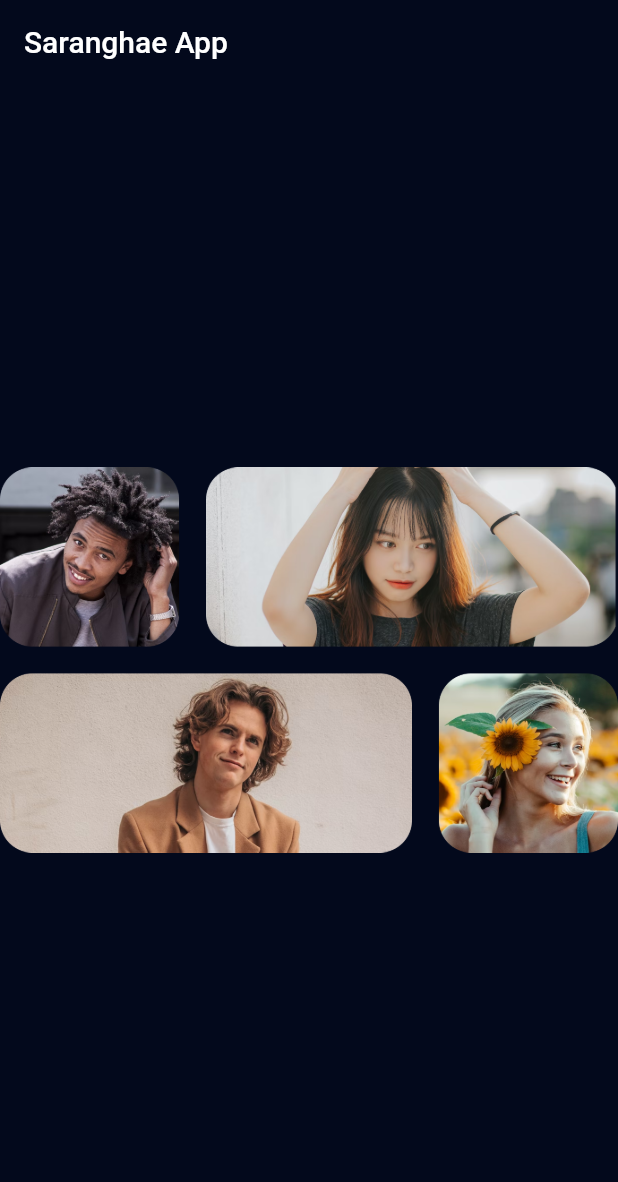
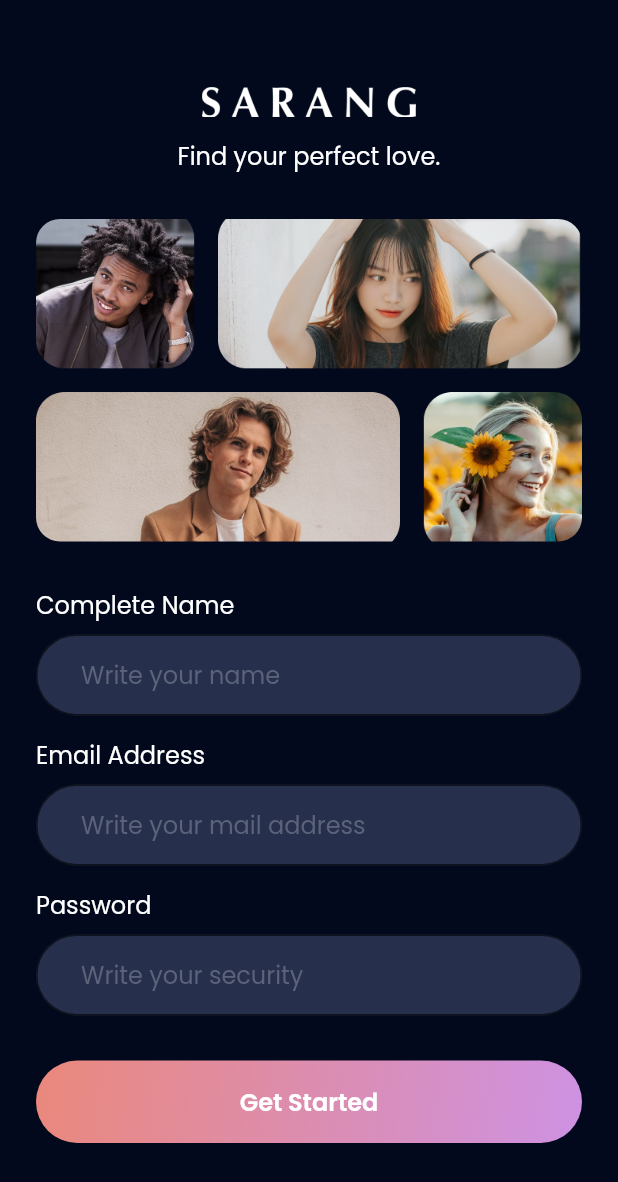
Before and after one commit to asrafilll/flutter-find-mate-app, a Flutter app: the screen it shows after launch, on a phone screen of 412 x 824 dp. Shown: the top 1182 px of the screen. Run offline on Flutter 3.47's test engine with Material 2 defaults, Android fonts, the phone set to English and light mode, and no system bars; our stand-ins replace google_fonts.

Commit message:
All Sign Up page done

```diff
--- a/lib/src/app.dart
+++ b/lib/src/app.dart
@@ -1,5 +1,7 @@
 import 'package:flutter/material.dart';
-import 'package:flutter_saranghae/src/theme_manager/asset_manager.dart';
+import 'package:flutter_saranghae/src/features/authentication/presentation/sign_up_age_job_screen.dart';
+import 'package:flutter_saranghae/src/features/authentication/presentation/sign_up_screen.dart';
+import 'package:flutter_saranghae/src/features/authentication/presentation/sign_up_upload_photo_screen.dart';
 import 'package:flutter_saranghae/src/theme_manager/theme_data_manager.dart';
 
 class AppScreen extends StatelessWidget {
@@ -10,16 +12,15 @@
   @override
   Widget build(BuildContext context) {
     return MaterialApp(
-      title: 'Flutter Demo',
+      debugShowCheckedModeBanner: false,
       theme: getApplicationThemeData(),
-      home: Scaffold(
-        appBar: AppBar(
-          title: const Text("Saranghae App"),
-        ),
-        body: Center(
-          child: Image.asset(AssetManager.heroImg),
-        ),
-      ),
+      initialRoute: SignUpScreen.routeName,
+      routes: {
+        SignUpScreen.routeName: (context) => const SignUpScreen(),
+        SignUpAgeJobScreen.routeName: (context) => const SignUpAgeJobScreen(),
+        SignUpUploadPhotoScreen.routeName: (context) =>
+            const SignUpUploadPhotoScreen(),
+      },
     );
   }
 }
--- /dev/null
+++ b/lib/src/common_widgets/banner_widget.dart
@@ -0,0 +1,19 @@
+import 'package:flutter/material.dart';
+import 'package:flutter_saranghae/src/common_widgets/hero_widget.dart';
+import 'package:flutter_saranghae/src/common_widgets/logo_and_tagline_widget.dart';
+
+class BannerWidget extends StatelessWidget {
+  const BannerWidget({super.key});
+
+  @override
+  Widget build(BuildContext context) {
+    return Column(
+      children: const [
+        LogoAndTaglineWidget(),
+        SizedBox(height: 30),
+        HeroWidget(),
+        SizedBox(height: 30),
+      ],
+    );
+  }
+}
--- /dev/null
+++ b/lib/src/common_widgets/custom_button_widget.dart
@@ -0,0 +1,46 @@
+import 'package:flutter/material.dart';
+import 'package:flutter_saranghae/src/theme_manager/font_manager.dart';
+import 'package:flutter_saranghae/src/theme_manager/textstyle_manager.dart';
+import 'package:flutter_saranghae/src/theme_manager/values_manager.dart';
+
+class CustomButtonWidget extends StatelessWidget {
+  const CustomButtonWidget({
+    super.key,
+    required this.title,
+    required this.onPressed,
+  });
+
+  final String title;
+  final Function()? onPressed;
+  @override
+  Widget build(BuildContext context) {
+    return InkWell(
+      onTap: onPressed,
+      child: Container(
+        alignment: Alignment.center,
+        width: double.infinity,
+        height: AppSize.s55,
+        decoration: BoxDecoration(
+          gradient: const LinearGradient(
+            colors: [
+              Color(0XFFEA887B),
+              Color(0XFFCE92E3),
+            ],
+            begin: Alignment.topLeft,
+            end: Alignment.bottomRight,
+          ),
+          borderRadius: BorderRadius.circular(
+            AppSize.s50,
+          ),
+        ),
+        child: Text(
+          title,
+          style: getWhiteTextStyle(
+            fontSize: AppSize.s16,
+            fontWeight: FontWeightManager.semiBold,
+          ),
+        ),
+      ),
+    );
+  }
+}
--- /dev/null
+++ b/lib/src/common_widgets/custom_text_field.dart
@@ -0,0 +1,54 @@
+import 'package:flutter/material.dart';
+import 'package:flutter_saranghae/src/theme_manager/color_manager.dart';
+import 'package:flutter_saranghae/src/theme_manager/textstyle_manager.dart';
+import 'package:flutter_saranghae/src/theme_manager/values_manager.dart';
+
+class CustomTextFieldWidget extends StatelessWidget {
+  const CustomTextFieldWidget({
+    super.key,
+    required this.labelName,
+    required this.hintText,
+    required this.controller,
+    this.isObscure = false,
+  });
+
+  final String labelName;
+  final String hintText;
+  final bool isObscure;
+  final TextEditingController controller;
+  @override
+  Widget build(BuildContext context) {
+    return Column(
+      crossAxisAlignment: CrossAxisAlignment.start,
+      children: [
+        Text(
+          labelName,
+          style: getWhiteTextStyle(),
+        ),
+        const SizedBox(height: AppSize.s8),
+        TextField(
+          controller: controller,
+          obscureText: isObscure,
+          decoration: InputDecoration(
+            contentPadding: const EdgeInsets.symmetric(
+              vertical: AppPadding.p15,
+              horizontal: AppPadding.p30,
+            ),
+            filled: true,
+            hintText: hintText,
+            hintStyle: getBlackTextStyle(),
+            fillColor: ColorManager.secondaryColor,
+            border: OutlineInputBorder(
+              borderRadius: BorderRadius.circular(
+                AppSize.s50,
+              ),
+            ),
+          ),
+        ),
+        const SizedBox(
+          height: AppSize.s14,
+        ),
+      ],
+    );
+  }
+}
--- /dev/null
+++ b/lib/src/common_widgets/hero_widget.dart
@@ -0,0 +1,22 @@
+import 'package:flutter/material.dart';
+import 'package:flutter_saranghae/src/theme_manager/asset_manager.dart';
+
+class HeroWidget extends StatelessWidget {
+  const HeroWidget({super.key});
+
+  @override
+  Widget build(BuildContext context) {
+    return Container(
+      width: double.infinity,
+      height: 215.0,
+      decoration: BoxDecoration(
+        borderRadius: BorderRadius.circular(16),
+        image: const DecorationImage(
+            image: AssetImage(
+              AssetManager.heroImg,
+            ),
+            fit: BoxFit.cover),
+      ),
+    );
+  }
+}
--- /dev/null
+++ b/lib/src/common_widgets/logo_and_tagline_widget.dart
@@ -0,0 +1,24 @@
+import 'package:flutter/material.dart';
+import 'package:flutter_saranghae/src/common_widgets/logo_widget.dart';
+import 'package:flutter_saranghae/src/theme_manager/textstyle_manager.dart';
+import 'package:flutter_saranghae/src/theme_manager/values_manager.dart';
+
+class LogoAndTaglineWidget extends StatelessWidget {
+  const LogoAndTaglineWidget({super.key});
+
+  @override
+  Widget build(BuildContext context) {
+    return Column(
+      children: [
+        const LogoWidget(),
+        const SizedBox(
+          height: AppSize.s6,
+        ),
+        Text(
+          'Find your perfect love.',
+          style: getWhiteTextStyle(),
+        )
+      ],
+    );
+  }
+}
--- /dev/null
+++ b/lib/src/common_widgets/logo_widget.dart
@@ -0,0 +1,22 @@
+import 'package:flutter/material.dart';
+import 'package:flutter_saranghae/src/theme_manager/asset_manager.dart';
+import 'package:flutter_saranghae/src/theme_manager/values_manager.dart';
+
+class LogoWidget extends StatelessWidget {
+  const LogoWidget({super.key});
+
+  @override
+  Widget build(BuildContext context) {
+    return Container(
+      width: 143.0,
+      height: AppSize.s36,
+      decoration: const BoxDecoration(
+        image: DecorationImage(
+          image: AssetImage(
+            AssetManager.logoImg,
+          ),
+        ),
+      ),
+    );
+  }
+}
--- /dev/null
+++ b/lib/src/features/authentication/presentation/sign_up_screen.dart
@@ -0,0 +1,80 @@
+import 'package:flutter/material.dart';
+import 'package:flutter_saranghae/src/common_widgets/banner_widget.dart';
+import 'package:flutter_saranghae/src/common_widgets/custom_button_widget.dart';
+import 'package:flutter_saranghae/src/common_widgets/custom_text_button_widget.dart';
+import 'package:flutter_saranghae/src/common_widgets/custom_text_field.dart';
+import 'package:flutter_saranghae/src/features/authentication/presentation/sign_up_age_job_screen.dart';
+import 'package:flutter_saranghae/src/theme_manager/values_manager.dart';
+
+class SignUpScreen extends StatefulWidget {
+  const SignUpScreen({super.key});
+
+  static const String routeName = '/sign-up';
+
+  @override
+  State<SignUpScreen> createState() => _SignUpScreenState();
+}
+
+class _SignUpScreenState extends State<SignUpScreen> {
+  final nameController = TextEditingController();
+  final emailController = TextEditingController();
+  final passwordController = TextEditingController();
+
+  @override
+  void dispose() {
+    nameController.dispose();
+    emailController.dispose();
+    passwordController.dispose();
+    super.dispose();
+  }
+
+  @override
+  Widget build(BuildContext context) {
+    return Scaffold(
+      body: Padding(
+        padding: const EdgeInsets.symmetric(
+          horizontal: AppPadding.p24,
+          vertical: AppPadding.p50,
+        ),
+        child: SingleChildScrollView(
+          child: Column(
+            children: [
+              const BannerWidget(),
+              CustomTextFieldWidget(
+                labelName: 'Complete Name',
+                hintText: 'Write your name',
+                controller: nameController,
+              ),
+              CustomTextFieldWidget(
+                labelName: 'Email Address',
+                hintText: 'Write your mail address',
+                controller: nameController,
+              ),
+              CustomTextFieldWidget(
+                labelName: 'Password',
+                hintText: 'Write your security',
+                controller: nameController,
+                isObscure: true,
+              ),
+              const SizedBox(height: AppSize.s16),
+              CustomButtonWidget(
+                title: 'Get Started',
+                onPressed: () {
+                  Navigator.pushNamed(
+                    context,
+                    SignUpAgeJobScreen.routeName,
+                  );
+                },
+              ),
+              const SizedBox(height: AppSize.s20),
+              CustomTextButtonWidget(
+                title: 'Sign In with My Account',
+                onPressed: () {},
+              ),
+            ],
+          ),
+        ),
+      ),
+    );
+  }
+}
--- a/lib/src/theme_manager/textstyle_manager.dart
+++ b/lib/src/theme_manager/textstyle_manager.dart
@@ -48,3 +48,14 @@
     ColorManager.black30Color,
   );
 }
+
+TextStyle getBlackTextStyle({
+  double fontSize = FontSizeManager.f16,
+  FontWeight fontWeight = FontWeightManager.regular,
+}) {
+  return _getTextStyle(
+    fontSize,
+    fontWeight,
+    ColorManager.blackColor,
+  );
+}
--- a/lib/src/theme_manager/values_manager.dart
+++ b/lib/src/theme_manager/values_manager.dart
@@ -20,6 +20,7 @@
   static const double p4 = 4.0;
   static const double p8 = 8.0;
   static const double p12 = 12.0;
+  static const double p15 = 15.0;
   static const double p16 = 16.0;
   static const double p18 = 18.0;
   static const double p20 = 20.0;
@@ -30,13 +31,16 @@
   static const double p32 = 32.0;
   static const double p36 = 36.0;
   static const double p40 = 40.0;
+  static const double p50 = 50.0;
 }
 
 class AppSize {
   static const double s2 = 2.0;
   static const double s4 = 4.0;
+  static const double s6 = 6.0;
   static const double s8 = 8.0;
   static const double s12 = 12.0;
+  static const double s14 = 14.0;
   static const double s16 = 16.0;
   static const double s18 = 18.0;
   static const double s20 = 20.0;
@@ -47,4 +51,6 @@
   static const double s32 = 32.0;
   static const double s36 = 36.0;
   static const double s40 = 40.0;
+  static const double s50 = 50.0;
+  static const double s55 = 55.0;
 }
--- a/pubspec.yaml
+++ b/pubspec.yaml
@@ -34,7 +34,7 @@
   # The following adds the Cupertino Icons font to your application.
   # Use with the CupertinoIcons class for iOS style icons.
   cupertino_icons: ^1.0.2
-  google_fonts: ^4.0.3
+  google_fonts: ^3.0.0
 
 dev_dependencies:
   flutter_test:
```
Also changed, not shown: lib/src/common_widgets/custom_text_button_widget.dart (added, +23 -0 lines), lib/src/common_widgets/upload_photo_widget.dart (added, +44 -0 lines), lib/src/features/authentication/presentation/sign_up_age_job_screen.dart (added, +65 -0 lines), lib/src/features/authentication/presentation/sign_up_upload_photo_screen.dart (added, +57 -0 lines), pubspec.lock, 3 other files.
